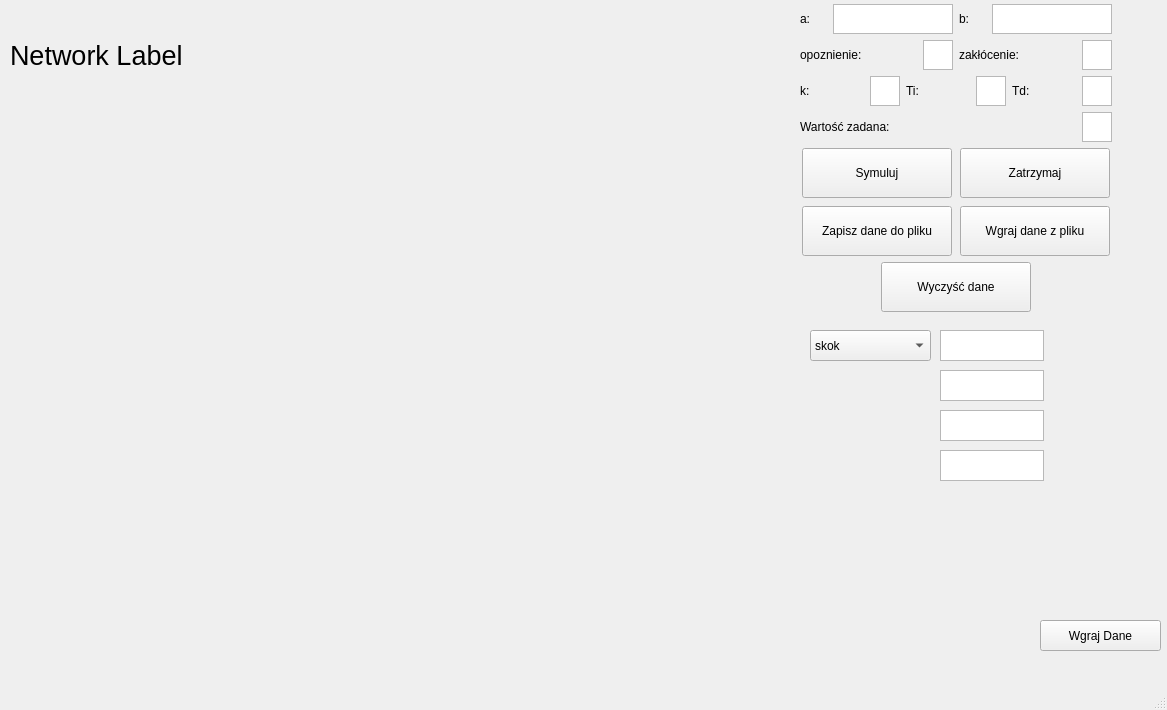
dawib19992/ProjekcikUAR, file ProjektUARqt/ukladautomatycznejregulacji.ui: the form before one commit.
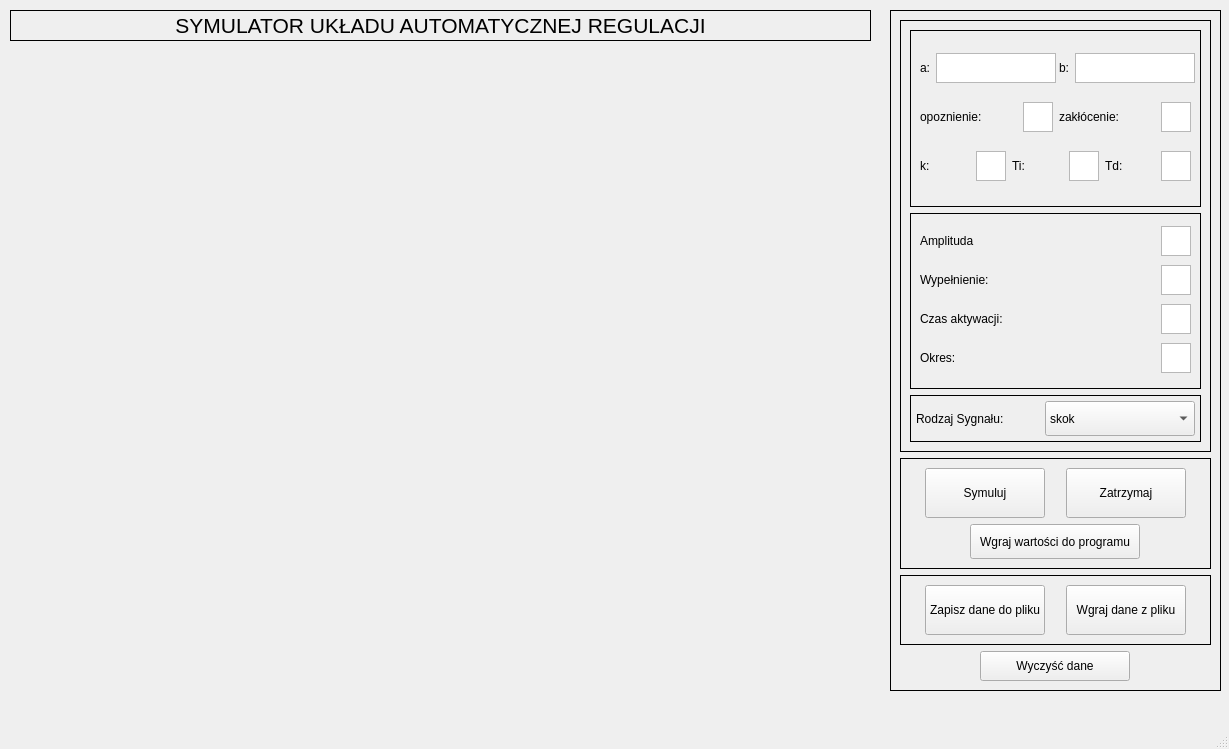
The form after the commit. Custom widgets are drawn as their Qt base class.

The edit to the form file:
```diff
--- a/ProjektUARqt/ukladautomatycznejregulacji.ui
+++ b/ProjektUARqt/ukladautomatycznejregulacji.ui
@@ -6,55 +6,118 @@
    <rect>
     <x>0</x>
     <y>0</y>
-    <width>1167</width>
-    <height>710</height>
+    <width>1229</width>
+    <height>749</height>
    </rect>
   </property>
   <property name="windowTitle">
    <string>UkladAutomatycznejRegulacji</string>
   </property>
   <widget class="QWidget" name="centralwidget">
-   <widget class="QLabel" name="NetworkLabel">
+   <widget class="QCustomPlot" name="customPlot" native="true">
+    <property name="geometry">
+     <rect>
+      <x>20</x>
+      <y>40</y>
+      <width>861</width>
+      <height>641</height>
+     </rect>
+    </property>
+   </widget>
+   <widget class="QLabel" name="label_10">
     <property name="geometry">
      <rect>
       <x>10</x>
       <y>10</y>
-      <width>271</width>
-      <height>91</height>
+      <width>861</width>
+      <height>31</height>
      </rect>
     </property>
     <property name="font">
      <font>
-      <pointsize>20</pointsize>
+      <pointsize>16</pointsize>
      </font>
     </property>
+    <property name="frameShape">
+     <enum>QFrame::Box</enum>
+    </property>
     <property name="text">
-     <string>Network Label</string>
+     <string>SYMULATOR UKŁADU AUTOMATYCZNEJ REGULACJI</string>
     </property>
+    <property name="alignment">
+     <set>Qt::AlignCenter</set>
+    </property>
    </widget>
-   <widget class="QCustomPlot" name="customPlot" native="true">
+   <widget class="QWidget" name="">
     <property name="geometry">
      <rect>
-      <x>20</x>
-      <y>110</y>
-      <width>731</width>
-      <height>551</height>
+      <x>0</x>
+      <y>0</y>
+      <width>2</width>
+      <height>2</height>
      </rect>
     </property>
    </widget>
-   <widget class="QWidget" name="layoutWidget">
+   <widget class="QWidget" name="">
     <property name="geometry">
      <rect>
-      <x>800</x>
-      <y>2</y>
-      <width>312</width>
-      <height>314</height>
+      <x>0</x>
+      <y>0</y>
+      <width>2</width>
+      <height>2</height>
      </rect>
     </property>
+    <layout class="QVBoxLayout" name="verticalLayout_16"/>
+   </widget>
+   <widget class="QWidget" name="">
+    <property name="geometry">
+     <rect>
+      <x>0</x>
+      <y>0</y>
+      <width>2</width>
+      <height>2</height>
+     </rect>
+    </property>
+    <layout class="QVBoxLayout" name="verticalLayout_17"/>
+   </widget>
+   <widget class="QFrame" name="">
+    <property name="geometry">
+     <rect>
+      <x>890</x>
+      <y>10</y>
+      <width>331</width>
+      <height>681</height>
+     </rect>
+    </property>
+    <property name="frameShape">
+     <enum>QFrame::Box</enum>
+    </property>
+    <layout class="QVBoxLayout" name="verticalLayout_19">
+     <item>
+      <layout class="QVBoxLayout" name="verticalLayout_18">
+       <item>
+        <layout class="QVBoxLayout" name="verticalLayout_15">
+         <item>
+          <widget class="QFrame" name="">
+           <property name="frameShape">
+            <enum>QFrame::Box</enum>
+           </property>
+           <layout class="QVBoxLayout" name="verticalLayout_13">
+            <item>
+             <layout class="QVBoxLayout" name="verticalLayout_11">
+              <item>
+               <layout class="QVBoxLayout" name="verticalLayout_8">
+                <item>
+                 <layout class="QVBoxLayout" name="verticalLayout_7">
+                  <item>
     <layout class="QVBoxLayout" name="verticalLayout_5">
      <item>
       <layout class="QVBoxLayout" name="verticalLayout_3">
        <item>
+                       <widget class="QFrame" name="">
+                        <property name="frameShape">
+                         <enum>QFrame::Box</enum>
+                        </property>
         <layout class="QVBoxLayout" name="verticalLayout_2">
          <item>
           <layout class="QHBoxLayout" name="horizontalLayout_2">
@@ -259,17 +322,75 @@
              </item>
             </layout>
            </item>
+                          </layout>
+                         </item>
+                        </layout>
+                       </widget>
+                      </item>
+                      <item>
+                       <layout class="QHBoxLayout" name="horizontalLayout_12"/>
+                      </item>
+                     </layout>
+                    </item>
+                    <item>
+                     <layout class="QVBoxLayout" name="verticalLayout_4">
+                      <item>
+                       <layout class="QHBoxLayout" name="horizontalLayout_13"/>
+                      </item>
+                     </layout>
+                    </item>
+                   </layout>
+                  </item>
+                  <item>
+                   <widget class="QFrame" name="">
+                    <property name="frameShape">
+                     <enum>QFrame::Box</enum>
+                    </property>
+                    <layout class="QVBoxLayout" name="verticalLayout_6">
+                     <item>
+                      <layout class="QHBoxLayout" name="horizontalLayout_14">
+                       <property name="leftMargin">
+                        <number>0</number>
+                       </property>
+                       <property name="topMargin">
+                        <number>0</number>
+                       </property>
+                       <item>
+                        <widget class="QLabel" name="label_12">
+                         <property name="text">
+                          <string>Amplituda</string>
+                         </property>
+                        </widget>
+                       </item>
+                       <item>
+                        <widget class="QTextEdit" name="amplituda">
+                         <property name="minimumSize">
+                          <size>
+                           <width>30</width>
+                           <height>30</height>
+                          </size>
+                         </property>
+                         <property name="maximumSize">
+                          <size>
+                           <width>30</width>
+                           <height>30</height>
+                          </size>
+                         </property>
+                        </widget>
+                       </item>
+                      </layout>
+                     </item>
            <item>
             <layout class="QHBoxLayout" name="horizontalLayout_10">
              <item>
-              <widget class="QLabel" name="label_10">
+                        <widget class="QLabel" name="label_11">
                <property name="text">
-                <string>Wartość zadana:</string>
+                          <string>Wypełnienie:</string>
                </property>
               </widget>
              </item>
              <item>
-              <widget class="QPlainTextEdit" name="te_wartZadana">
+                        <widget class="QTextEdit" name="wypelnienie">
                <property name="minimumSize">
                 <size>
                  <width>30</width>
@@ -286,23 +407,154 @@
              </item>
             </layout>
            </item>
-          </layout>
-         </item>
-        </layout>
-       </item>
+                     <item>
+                      <layout class="QHBoxLayout" name="horizontalLayout_15">
+                       <item>
+                        <widget class="QLabel" name="label_13">
+                         <property name="text">
+                          <string>Czas aktywacji:</string>
+                         </property>
+                        </widget>
+                       </item>
+                       <item>
+                        <widget class="QTextEdit" name="czas_aktywacji">
+                         <property name="minimumSize">
+                          <size>
+                           <width>30</width>
+                           <height>30</height>
+                          </size>
+                         </property>
+                         <property name="maximumSize">
+                          <size>
+                           <width>30</width>
+                           <height>30</height>
+                          </size>
+                         </property>
+                        </widget>
+                       </item>
+                      </layout>
+                     </item>
+                     <item>
+                      <layout class="QHBoxLayout" name="horizontalLayout_16">
+                       <item>
+                        <widget class="QLabel" name="label_14">
+                         <property name="text">
+                          <string>Okres:</string>
+                         </property>
+                        </widget>
+                       </item>
+                       <item>
+                        <widget class="QTextEdit" name="okres">
+                         <property name="minimumSize">
+                          <size>
+                           <width>30</width>
+                           <height>30</height>
+                          </size>
+                         </property>
+                         <property name="maximumSize">
+                          <size>
+                           <width>30</width>
+                           <height>30</height>
+                          </size>
+                         </property>
+                        </widget>
+                       </item>
+                      </layout>
+                     </item>
+                    </layout>
+                   </widget>
+                  </item>
+                 </layout>
+                </item>
+               </layout>
+              </item>
        <item>
-        <layout class="QHBoxLayout" name="horizontalLayout_12">
+               <layout class="QVBoxLayout" name="verticalLayout_9">
+                <item>
+                 <widget class="QFrame" name="">
+                  <property name="frameShape">
+                   <enum>QFrame::Box</enum>
+                  </property>
+                  <layout class="QHBoxLayout" name="horizontalLayout_17">
+                   <property name="leftMargin">
+                    <number>5</number>
+                   </property>
+                   <property name="topMargin">
+                    <number>5</number>
+                   </property>
+                   <property name="rightMargin">
+                    <number>5</number>
+                   </property>
+                   <property name="bottomMargin">
+                    <number>5</number>
+                   </property>
+                   <item>
+                    <widget class="QLabel" name="label_2">
+                     <property name="text">
+                      <string>Rodzaj Sygnału:</string>
+                     </property>
+                    </widget>
+                   </item>
+                   <item>
+                    <widget class="QComboBox" name="comboGWZ">
+                     <property name="minimumSize">
+                      <size>
+                       <width>150</width>
+                       <height>35</height>
+                      </size>
+                     </property>
+                     <property name="maximumSize">
+                      <size>
+                       <width>150</width>
+                       <height>50</height>
+                      </size>
+                     </property>
+                     <item>
+                      <property name="text">
+                       <string>skok</string>
+                      </property>
+                     </item>
+                     <item>
+                      <property name="text">
+                       <string>sinusoida</string>
+                      </property>
+                     </item>
+                     <item>
+                      <property name="text">
+                       <string>prostokatny</string>
+                      </property>
+                     </item>
+                    </widget>
+                   </item>
+                  </layout>
+                 </widget>
+                </item>
+               </layout>
+              </item>
+             </layout>
+            </item>
+           </layout>
+          </widget>
+         </item>
+         <item>
+          <widget class="QFrame" name="">
+           <property name="frameShape">
+            <enum>QFrame::Box</enum>
+           </property>
+           <layout class="QVBoxLayout" name="verticalLayout_12">
+            <item>
+             <layout class="QHBoxLayout" name="horizontalLayout_19">
          <item>
           <widget class="QPushButton" name="symuluj">
            <property name="minimumSize">
             <size>
-             <width>150</width>
+                  <width>120</width>
              <height>50</height>
             </size>
            </property>
            <property name="maximumSize">
             <size>
-             <width>150</width>
+                  <width>120</width>
              <height>50</height>
             </size>
            </property>
@@ -318,13 +570,13 @@
           <widget class="QPushButton" name="zatrzymaj">
            <property name="minimumSize">
             <size>
-             <width>150</width>
+                  <width>120</width>
              <height>50</height>
             </size>
            </property>
            <property name="maximumSize">
             <size>
-             <width>150</width>
+                  <width>120</width>
              <height>50</height>
             </size>
            </property>
@@ -338,23 +590,47 @@
          </item>
         </layout>
        </item>
-      </layout>
-     </item>
+            <item alignment="Qt::AlignHCenter|Qt::AlignVCenter">
+             <widget class="QPushButton" name="wgrajDane">
+              <property name="minimumSize">
+               <size>
+                <width>170</width>
+                <height>35</height>
+               </size>
+              </property>
+              <property name="maximumSize">
+               <size>
+                <width>170</width>
+                <height>35</height>
+               </size>
+              </property>
+              <property name="text">
+               <string>Wgraj wartości do programu</string>
+              </property>
+             </widget>
+            </item>
+           </layout>
+          </widget>
+         </item>
+        </layout>
+       </item>
      <item>
-      <layout class="QVBoxLayout" name="verticalLayout_4">
-       <item>
-        <layout class="QHBoxLayout" name="horizontalLayout_13">
+        <widget class="QFrame" name="">
+         <property name="frameShape">
+          <enum>QFrame::Box</enum>
+         </property>
+         <layout class="QHBoxLayout" name="horizontalLayout_20">
          <item>
           <widget class="QPushButton" name="zapisDoPliku">
            <property name="minimumSize">
             <size>
-             <width>150</width>
+              <width>120</width>
              <height>50</height>
             </size>
            </property>
            <property name="maximumSize">
             <size>
-             <width>150</width>
+              <width>120</width>
              <height>50</height>
             </size>
            </property>
@@ -370,13 +646,13 @@
           <widget class="QPushButton" name="wgrajzPliku">
            <property name="minimumSize">
             <size>
-             <width>150</width>
+              <width>120</width>
              <height>50</height>
             </size>
            </property>
            <property name="maximumSize">
             <size>
-             <width>150</width>
+              <width>120</width>
              <height>50</height>
             </size>
            </property>
@@ -389,6 +665,9 @@
           </widget>
          </item>
         </layout>
+        </widget>
+       </item>
+      </layout>
        </item>
        <item alignment="Qt::AlignHCenter">
         <widget class="QPushButton" name="wyczyscDane">
@@ -413,86 +692,6 @@
         </widget>
        </item>
       </layout>
-     </item>
-    </layout>
-   </widget>
-   <widget class="QComboBox" name="comboGWZ">
-    <property name="geometry">
-     <rect>
-      <x>810</x>
-      <y>330</y>
-      <width>121</width>
-      <height>31</height>
-     </rect>
-    </property>
-    <item>
-     <property name="text">
-      <string>skok</string>
-     </property>
-    </item>
-    <item>
-     <property name="text">
-      <string>sinusoida</string>
-     </property>
-    </item>
-    <item>
-     <property name="text">
-      <string>prostokatny</string>
-     </property>
-    </item>
-   </widget>
-   <widget class="QTextEdit" name="amplituda">
-    <property name="geometry">
-     <rect>
-      <x>940</x>
-      <y>330</y>
-      <width>104</width>
-      <height>31</height>
-     </rect>
-    </property>
-   </widget>
-   <widget class="QPushButton" name="wgrajDane">
-    <property name="geometry">
-     <rect>
-      <x>1040</x>
-      <y>620</y>
-      <width>121</width>
-      <height>31</height>
-     </rect>
-    </property>
-    <property name="text">
-     <string>Wgraj Dane</string>
-    </property>
-   </widget>
-   <widget class="QTextEdit" name="czas_aktywacji">
-    <property name="geometry">
-     <rect>
-      <x>940</x>
-      <y>370</y>
-      <width>104</width>
-      <height>31</height>
-     </rect>
-    </property>
-   </widget>
-   <widget class="QTextEdit" name="okres">
-    <property name="geometry">
-     <rect>
-      <x>940</x>
-      <y>410</y>
-      <width>104</width>
-      <height>31</height>
-     </rect>
-    </property>
-   </widget>
-   <widget class="QTextEdit" name="wypelnienie">
-    <property name="geometry">
-     <rect>
-      <x>940</x>
-      <y>450</y>
-      <width>104</width>
-      <height>31</height>
-     </rect>
-    </property>
    </widget>
   </widget>
   <widget class="QMenuBar" name="menubar">
```
Left out of the diff: 3 changed lines with no effect on the pictures. Lines whose indentation alone changed are shown as unchanged.
